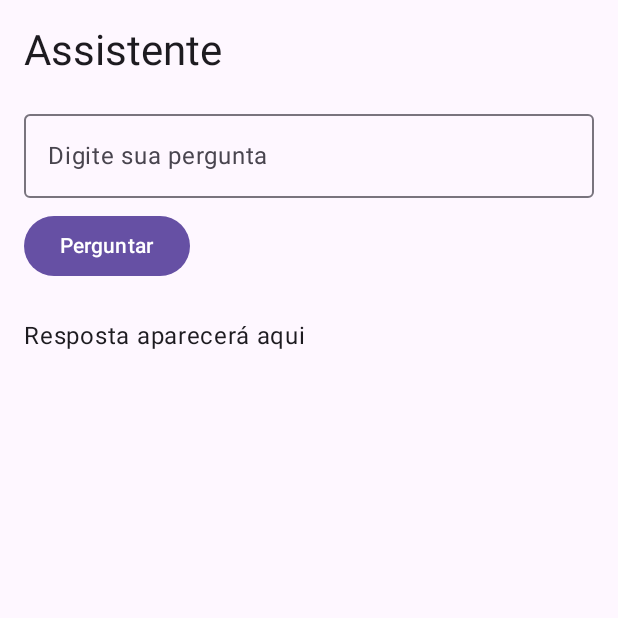
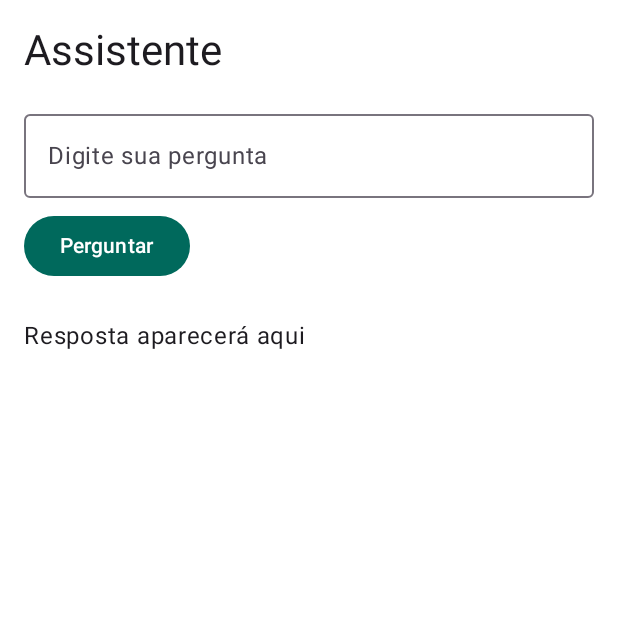
Before and after one commit to FernandoPCJ/fitlife, an Android app built with Jetpack Compose: the screen it shows after launch (MainActivity), item 3 of the bottom bar chosen, on a phone screen of 412 x 824 dp, the top half of it. Run offline under Robolectric (Android 15) with nearby library versions, the phone set to English and light mode, and no system bars.

```diff
--- a/app/src/main/java/com/fernando/fitlife/FitLifeApp.kt
+++ b/app/src/main/java/com/fernando/fitlife/FitLifeApp.kt
@@ -1,25 +1,25 @@
-// FitLifeApp.kt
-package com.fernando.fitlife
+package com.fernando.fitlife.ui
 
 import androidx.compose.foundation.layout.fillMaxSize
 import androidx.compose.material3.MaterialTheme
 import androidx.compose.material3.Surface
 import androidx.compose.runtime.Composable
+import androidx.compose.runtime.collectAsState
 import androidx.compose.runtime.getValue
 import androidx.compose.ui.Modifier
 import androidx.navigation.compose.rememberNavController
 import com.fernando.fitlife.navigation.FitLifeNavGraph
 import com.fernando.fitlife.ui.theme.FitLifeTheme
 import com.fernando.fitlife.viewmodel.FavoritosViewModel
-import com.fernando.fitlife.viewmodel.PreferenciasViewModel
+import com.fernando.fitlife.viewmodel.SettingsViewModel
 
 @Composable
 fun FitLifeApp(
     favoritosViewModel: FavoritosViewModel,
-    preferenciasViewModel: PreferenciasViewModel
+    settingsViewModel: SettingsViewModel
 ) {
     val navController = rememberNavController()
-    val isDarkTheme by preferenciasViewModel.darkTheme
+    val isDarkTheme by settingsViewModel.darkMode.collectAsState()
 
     FitLifeTheme(darkTheme = isDarkTheme) {
         Surface(
@@ -29,7 +29,7 @@ fun FitLifeApp(
             FitLifeNavGraph(
                 navController = navController,
                 favoritosViewModel = favoritosViewModel,
-                preferenciasViewModel = preferenciasViewModel
+                settingsViewModel = settingsViewModel
             )
         }
     }
--- a/app/src/main/java/com/fernando/fitlife/MainActivity.kt
+++ b/app/src/main/java/com/fernando/fitlife/MainActivity.kt
@@ -11,13 +11,14 @@ import android.os.Bundle
 import androidx.activity.ComponentActivity
 import androidx.activity.compose.setContent
 import androidx.activity.viewModels
+import com.fernando.fitlife.ui.FitLifeApp
 import com.fernando.fitlife.viewmodel.FavoritosViewModel
-import com.fernando.fitlife.viewmodel.PreferenciasViewModel
+import com.fernando.fitlife.viewmodel.SettingsViewModel
 
 class MainActivity : ComponentActivity() {
 
     private val favoritosViewModel: FavoritosViewModel by viewModels()
-    private val preferenciasViewModel: PreferenciasViewModel by viewModels()
+    private val settingsViewModel: SettingsViewModel by viewModels()
 
     override fun onCreate(savedInstanceState: Bundle?) {
         super.onCreate(savedInstanceState)
@@ -26,7 +27,7 @@ class MainActivity : ComponentActivity() {
         setContent {
             FitLifeApp(
                 favoritosViewModel = favoritosViewModel,
-                preferenciasViewModel = preferenciasViewModel
+                settingsViewModel = settingsViewModel
             )
         }
     }
--- a/app/src/main/java/com/fernando/fitlife/navigation/FitLifeNavGraph.kt
+++ b/app/src/main/java/com/fernando/fitlife/navigation/FitLifeNavGraph.kt
@@ -6,15 +6,13 @@ import androidx.navigation.compose.NavHost
 import androidx.navigation.compose.composable
 import com.fernando.fitlife.ui.screens.*
 import com.fernando.fitlife.viewmodel.FavoritosViewModel
-import com.fernando.fitlife.viewmodel.PreferenciasViewModel
-import com.fernando.fitlife.ui.screens.AssistenteScreen
-
+import com.fernando.fitlife.viewmodel.SettingsViewModel
 
 @Composable
 fun FitLifeNavGraph(
     navController: NavHostController,
     favoritosViewModel: FavoritosViewModel,
-    preferenciasViewModel: PreferenciasViewModel
+    settingsViewModel: SettingsViewModel
 ) {
     NavHost(navController = navController, startDestination = "home") {
 
@@ -45,7 +43,7 @@ fun FitLifeNavGraph(
             ConfiguracoesScreen(
                 navController = navController,
                 favoritosViewModel = favoritosViewModel,
-                preferenciasViewModel = preferenciasViewModel
+                settingsViewModel = settingsViewModel // ✅ Agora usando apenas SettingsViewModel
             )
         }
 
@@ -54,7 +52,7 @@ fun FitLifeNavGraph(
         }
 
         composable("assistente") {
-            AssistenteScreen() // ⚠️ Certifique-se de criar essa tela
+            AssistenteScreen()
         }
     }
 }
--- a/app/src/main/java/com/fernando/fitlife/ui/screens/ConfiguracoesScreen.kt
+++ b/app/src/main/java/com/fernando/fitlife/ui/screens/ConfiguracoesScreen.kt
@@ -10,27 +10,25 @@ import androidx.navigation.NavController
 import androidx.navigation.compose.currentBackStackEntryAsState
 import com.fernando.fitlife.ui.components.BottomBar
 import com.fernando.fitlife.viewmodel.FavoritosViewModel
-import com.fernando.fitlife.viewmodel.PreferenciasViewModel
+import com.fernando.fitlife.viewmodel.SettingsViewModel
 
 @OptIn(ExperimentalMaterial3Api::class)
 @Composable
 fun ConfiguracoesScreen(
     navController: NavController,
     favoritosViewModel: FavoritosViewModel,
-    preferenciasViewModel: PreferenciasViewModel
+    settingsViewModel: SettingsViewModel
 ) {
     val navBackStackEntry = navController.currentBackStackEntryAsState()
     val currentRoute = navBackStackEntry.value?.destination?.route ?: "configuracoes"
 
-    val darkTheme by preferenciasViewModel.darkTheme
-    val notificacoesAtivas by preferenciasViewModel.notificacoesAtivas
+    val darkTheme by settingsViewModel.darkMode.collectAsState()
+    val notificacoes by settingsViewModel.notifications.collectAsState()
     val isLoading by favoritosViewModel.isLoading.collectAsState()
 
     Scaffold(
         topBar = {
-            TopAppBar(
-                title = { Text("Configurações") }
-            )
+            TopAppBar(title = { Text("Configurações") })
         },
         bottomBar = {
             BottomBar(navController = navController, currentRoute = currentRoute)
@@ -59,7 +57,7 @@ fun ConfiguracoesScreen(
                         Text("Modo Escuro")
                         Switch(
                             checked = darkTheme,
-                            onCheckedChange = { preferenciasViewModel.toggleDarkMode() }
+                            onCheckedChange = { settingsViewModel.setDarkMode(!darkTheme) }
                         )
                     }
 
@@ -69,8 +67,8 @@ fun ConfiguracoesScreen(
                     ) {
                         Text("Notificações")
                         Switch(
-                            checked = notificacoesAtivas,
-                            onCheckedChange = { preferenciasViewModel.toggleNotificacoes() }
+                            checked = notificacoes,
+                            onCheckedChange = { settingsViewModel.setNotifications(!notificacoes) }
                         )
                     }
 
@@ -84,13 +82,6 @@ fun ConfiguracoesScreen(
                     ) {
                         Text("Limpar Favoritos")
                     }
-
-                    Button(
-                        onClick = { preferenciasViewModel.redefinir() },
-                        modifier = Modifier.fillMaxWidth()
-                    ) {
-                        Text("Redefinir Preferências")
-                    }
                 }
             }
         }
--- a/app/src/main/java/com/fernando/fitlife/ui/theme/Color.kt
+++ b/app/src/main/java/com/fernando/fitlife/ui/theme/Color.kt
@@ -2,10 +2,11 @@ package com.fernando.fitlife.ui.theme
 
 import androidx.compose.ui.graphics.Color
 
-val Purple80 = Color(0xFFD0BCFF)
-val PurpleGrey80 = Color(0xFFCCC2DC)
-val Pink80 = Color(0xFFEFB8C8)
-
-val Purple40 = Color(0xFF6650a4)
-val PurpleGrey40 = Color(0xFF625b71)
-val Pink40 = Color(0xFF7D5260)
+val Primary = Color(0xFF00695C)
+val Secondary = Color(0xFF26A69A)
+val BackgroundLight = Color(0xFFFFFFFF)
+val BackgroundDark = Color(0xFF121212)
+val SurfaceLight = Color(0xFFFFFFFF)
+val SurfaceDark = Color(0xFF1E1E1E)
+val OnPrimary = Color(0xFFFFFFFF)
+val OnSecondary = Color(0xFF000000)
--- a/app/src/main/java/com/fernando/fitlife/ui/theme/Theme.kt
+++ b/app/src/main/java/com/fernando/fitlife/ui/theme/Theme.kt
@@ -5,27 +5,34 @@ import androidx.compose.material3.*
 import androidx.compose.runtime.Composable
 
 private val LightColorScheme = lightColorScheme(
-    primary = Purple40,
-    secondary = PurpleGrey40,
-    tertiary = Pink40
+    primary = Primary,
+    secondary = Secondary,
+    background = BackgroundLight,
+    surface = SurfaceLight,
+    onPrimary = OnPrimary,
+    onSecondary = OnSecondary
 )
 
 private val DarkColorScheme = darkColorScheme(
-    primary = Purple80,
-    secondary = PurpleGrey80,
-    tertiary = Pink80
+    primary = Primary,
+    secondary = Secondary,
+    background = BackgroundDark,
+    surface = SurfaceDark,
+    onPrimary = OnPrimary,
+    onSecondary = OnSecondary
 )
 
 @Composable
 fun FitLifeTheme(
-    darkTheme: Boolean = isSystemInDarkTheme(), // você pode controlar isso externamente
+    darkTheme: Boolean = isSystemInDarkTheme(), // ou passe via ViewModel se preferir
     content: @Composable () -> Unit
 ) {
     val colorScheme = if (darkTheme) DarkColorScheme else LightColorScheme
 
     MaterialTheme(
         colorScheme = colorScheme,
-        typography = Typography,
+        typography = FitLifeTypography,
+        shapes = FitLifeShapes,
         content = content
     )
 }
--- a/app/src/main/java/com/fernando/fitlife/ui/theme/Type.kt
+++ b/app/src/main/java/com/fernando/fitlife/ui/theme/Type.kt
@@ -6,29 +6,33 @@ import androidx.compose.ui.text.font.FontFamily
 import androidx.compose.ui.text.font.FontWeight
 import androidx.compose.ui.unit.sp
 
-// Set of Material typography styles to start with
-val Typography = Typography(
+val FitLifeTypography = Typography(
+    displayLarge = TextStyle(
+        fontWeight = FontWeight.Bold,
+        fontSize = 57.sp,
+        lineHeight = 64.sp,
+        letterSpacing = -0.25.sp
+    ),
+    headlineLarge = TextStyle(
+        fontWeight = FontWeight.Bold,
+        fontSize = 32.sp,
+        lineHeight = 40.sp
+    ),
+    titleLarge = TextStyle(
+        fontWeight = FontWeight.Medium,
+        fontSize = 22.sp,
+        lineHeight = 28.sp
+    ),
     bodyLarge = TextStyle(
-        fontFamily = FontFamily.Default,
         fontWeight = FontWeight.Normal,
         fontSize = 16.sp,
         lineHeight = 24.sp,
         letterSpacing = 0.5.sp
-    )
-    /* Other default text styles to override
-    titleLarge = TextStyle(
-        fontFamily = FontFamily.Default,
-        fontWeight = FontWeight.Normal,
-        fontSize = 22.sp,
-        lineHeight = 28.sp,
-        letterSpacing = 0.sp
     ),
     labelSmall = TextStyle(
-        fontFamily = FontFamily.Default,
         fontWeight = FontWeight.Medium,
         fontSize = 11.sp,
         lineHeight = 16.sp,
         letterSpacing = 0.5.sp
     )
-    */
 )
--- /dev/null
+++ b/app/src/main/java/com/fernando/fitlife/ui/theme/shape.kt
@@ -0,0 +1,11 @@
+package com.fernando.fitlife.ui.theme
+
+import androidx.compose.foundation.shape.RoundedCornerShape
+import androidx.compose.material3.Shapes
+import androidx.compose.ui.unit.dp
+
+val FitLifeShapes = Shapes(
+    small = RoundedCornerShape(8.dp),
+    medium = RoundedCornerShape(16.dp),
+    large = RoundedCornerShape(24.dp)
+)
--- a/app/src/main/java/com/fernando/fitlife/viewmodel/PreferenciasViewModel.kt
+++ b/app/src/main/java/com/fernando/fitlife/viewmodel/PreferenciasViewModel.kt
@@ -6,23 +6,14 @@ import androidx.lifecycle.ViewModel
 
 class PreferenciasViewModel : ViewModel() {
 
-    // 🔒 Encapsulamento: só a ViewModel pode modificar
-    private val _darkTheme = mutableStateOf(false)
-    val darkTheme: State<Boolean> get() = _darkTheme
-
     private val _notificacoesAtivas = mutableStateOf(true)
     val notificacoesAtivas: State<Boolean> get() = _notificacoesAtivas
-
-    fun toggleDarkMode() {
-        _darkTheme.value = !_darkTheme.value
-    }
 
     fun toggleNotificacoes() {
         _notificacoesAtivas.value = !_notificacoesAtivas.value
     }
 
     fun redefinir() {
-        _darkTheme.value = false
         _notificacoesAtivas.value = true
     }
 }
```
